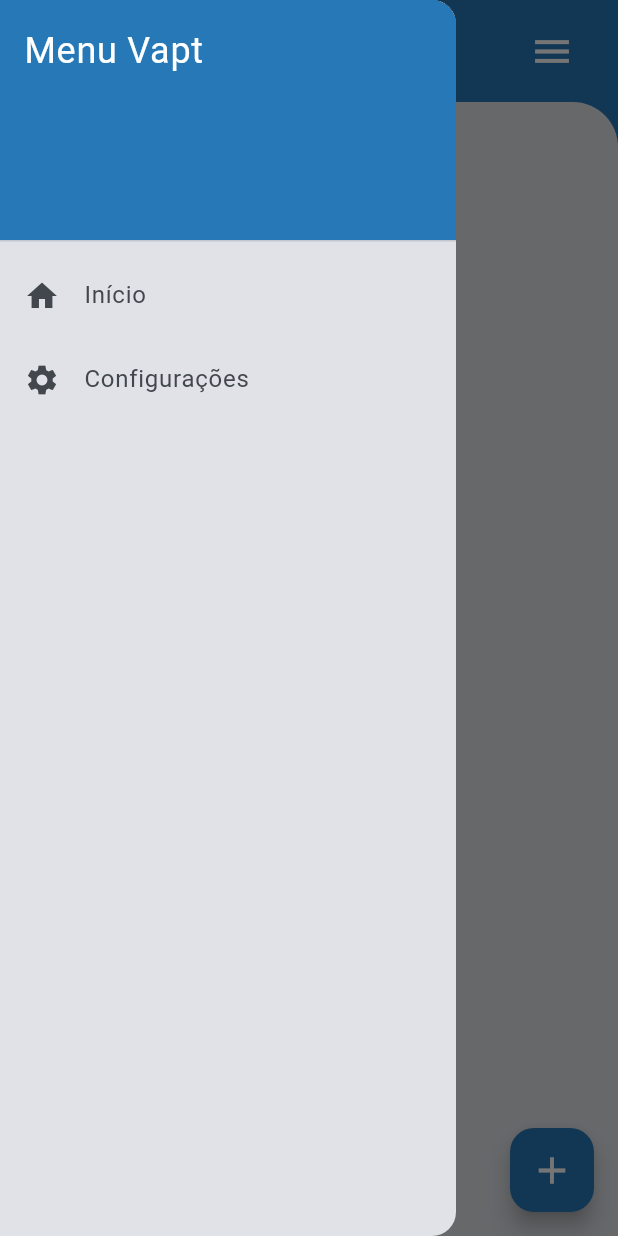
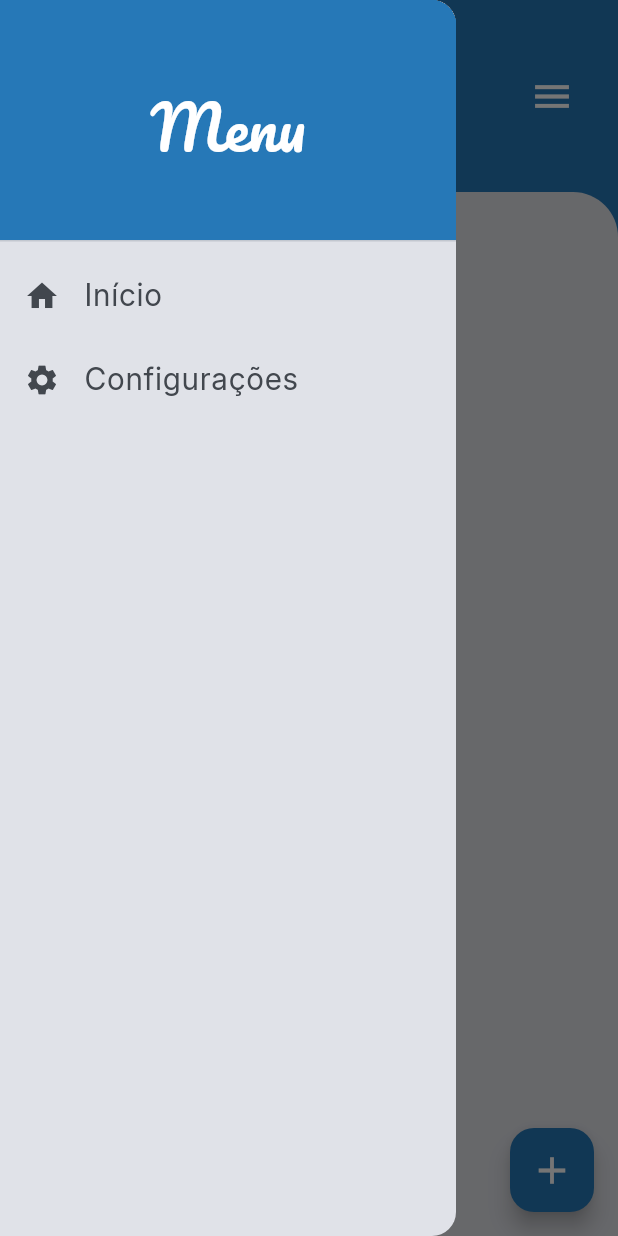
Before and after one commit to Lia-Moon/Vapt-Agendamento, a Flutter app: the screen it shows after launch, with the side drawer open, on a phone screen of 412 x 824 dp. Run offline on Flutter 3.47's test engine with Material 3 defaults, Android fonts, the phone set to English and light mode, and no system bars; Roboto replaces fonts that are missing (Cursive).

Commit message:
86aex91ee - Dynamically using text themes

```diff
--- a/lib/core/app_theme.dart
+++ b/lib/core/app_theme.dart
@@ -17,20 +17,45 @@ class AppTheme {
   static TextTheme _buildTextTheme(TextTheme base) {
     return base.copyWith(
     // Adding a ? before each .copyWith( call ensures that if the property is null, it simply doesn't try to copy it
-      headlineMedium: base.headlineMedium?.copyWith(
-        fontFamily: 'Cardo',
-        fontWeight: FontWeight.w500,
+    // App_name_large (Figma) -> displayLarge
+    displayLarge: base.displayLarge?.copyWith(
+      fontFamily: 'Pacifico',
+      fontSize: 64.0,
+      height: 1.2, // "Auto" on Figma is usually ~1.2 a 1.4
     ),
+
+    // App_name_normal (Figma) -> displayMedium
+    displayMedium: base.displayMedium?.copyWith(
+      fontFamily: 'Pacifico',
+      fontSize: 40.0,
+    ),
+
+    // Body_bold_large (Figma) -> titleLarge
     titleLarge: base.titleLarge?.copyWith(
+      fontFamily: 'Inter',
       fontWeight: FontWeight.w700,
-        fontSize: 30.0,
+      fontSize: 24.0,
     ),
-      bodySmall: base.bodySmall?.copyWith(
-        fontWeight: FontWeight.w400,
-        fontSize: 14.0,
+
+    // Body_bold_medium (Figma) -> bodyLarge
+    bodyLarge: base.bodyLarge?.copyWith(
+      fontFamily: 'Inter',
+      // fontWeight: FontWeight.w700,
+      fontSize: 20.0,
     ),
+
+    // Body_bold_small (Figma) -> bodyMedium
     bodyMedium: base.bodyMedium?.copyWith(
-        fontWeight: FontWeight.w500,
+      fontFamily: 'Inter',
+      fontWeight: FontWeight.w700,
+      fontSize: 16.0,
+    ),
+
+    // Body_black_italic_small (Figma) -> mapeado para labelSmall
+    labelSmall: base.labelSmall?.copyWith(
+      fontFamily: 'Inter',
+      // fontWeight: FontWeight.w900, // Black
+      fontStyle: FontStyle.italic,
       fontSize: 16.0,
     ),
   );
--- a/lib/modules/home/home_page.dart
+++ b/lib/modules/home/home_page.dart
@@ -18,23 +18,23 @@ class HomePage extends StatelessWidget {
           children: [
             // customized header
             Padding(
-              padding: const EdgeInsets.symmetric(horizontal: 20, vertical: 10),
+              padding: const EdgeInsets.symmetric(horizontal: 20, vertical: 32),
               child: Row(
                 mainAxisAlignment: MainAxisAlignment.spaceBetween,
+                crossAxisAlignment: CrossAxisAlignment.center,
                 children: [
                   Text(
                     'Vapt',
-                    style: TextStyle(
-                      fontSize: 32,
+                    style: Theme.of(context).textTheme.displayLarge?.copyWith(
                       color: Theme.of(context).colorScheme.onPrimary,
-                      fontWeight: FontWeight.bold,
-                      fontFamily:
-                          'Cursive',
+                      height: 1.0,
                     ),
                   ),
                   // Button that opens Drawer
                   Builder(
                     builder: (context) => IconButton(
+                      padding: EdgeInsets.zero,
+                      constraints: const BoxConstraints(),
                       icon:
                           Icon(Icons.menu, color: Theme.of(context).colorScheme.onPrimary, size: 30),
                       onPressed: () => Scaffold.of(context).openDrawer(),
@@ -47,6 +47,7 @@ class HomePage extends StatelessWidget {
             Expanded(
               child: Container(
                 width: double.infinity,
+                padding: const EdgeInsets.symmetric(horizontal: 40, vertical: 60),
                 decoration: BoxDecoration(
                               color: Theme.of(context).colorScheme.surfaceContainerHighest, // background that uses a very light tone from the primary color
                               borderRadius: BorderRadius.only(
@@ -55,23 +56,27 @@ class HomePage extends StatelessWidget {
                               ),
                             ),
                 child: Column(
-                  mainAxisAlignment: MainAxisAlignment.center,
+                  crossAxisAlignment: CrossAxisAlignment.center,
+                  mainAxisAlignment: MainAxisAlignment.start,
                   children: [
+                    // const SizedBox(height: 200),
+                    const Spacer(),
                     Text(
                       'Vazio aqui',
-                      style: TextStyle(
-                        fontSize: 26,
-                        fontWeight: FontWeight.bold,
+                      style: Theme.of(context).textTheme.titleLarge?.copyWith(
                         color: Theme.of(context).colorScheme.primary,
                       ),
                     ),
-                    const SizedBox(height: 20),
+                    // const SizedBox(height: 120),
+                    const Spacer(),
                     Text(
                       'Que tal adicionar seu\nprimeiro lembrete?',
                       textAlign: TextAlign.center,
-                      style: TextStyle(color: Theme.of(context).colorScheme.onSurfaceVariant,
-                                      fontSize: 16),
+                      style: Theme.of(context).textTheme.labelSmall?.copyWith(
+                        color: Theme.of(context).colorScheme.primary,
+                      ),
                     ),
+                    const SizedBox(height: 40),
                   ],
                 ),
               ),
--- a/lib/shared/widgets/menu_drawer.dart
+++ b/lib/shared/widgets/menu_drawer.dart
@@ -13,19 +13,33 @@ class MenuDrawer extends StatelessWidget {
         children: [
           DrawerHeader(
             decoration: BoxDecoration(color: Theme.of(context).colorScheme.primary),
-            child: Text('Menu Vapt', style: TextStyle(color: Theme.of(context).colorScheme.onPrimary, fontSize: 24)),
+            child: Center(
+              child:
+                Text('Menu',
+                textAlign: TextAlign.center,
+                style: Theme.of(context).textTheme.displayMedium?.copyWith(
+                  color: Theme.of(context).colorScheme.onPrimary,
+                  )
+              ),
+            ),
           ),
           ListTile(
             leading: Icon(Icons.home),
-            title: Text('Início'),
-            textColor: Theme.of(context).colorScheme.onSurfaceVariant,
+            title: Text('Início',
+              style: Theme.of(context).textTheme.bodyLarge?.copyWith(
+                color: Theme.of(context).colorScheme.onSurfaceVariant,
+              )
+            ),
             iconColor: Theme.of(context).colorScheme.onSurfaceVariant,
             onTap: () => Navigator.pop(context),
           ),
           ListTile(
             leading: Icon(Icons.settings),
-            title: Text('Configurações'),
-            textColor: Theme.of(context).colorScheme.onSurfaceVariant,
+            title: Text('Configurações',
+              style: Theme.of(context).textTheme.bodyLarge?.copyWith(
+                color: Theme.of(context).colorScheme.onSurfaceVariant,
+              )
+            ),
             iconColor: Theme.of(context).colorScheme.onSurfaceVariant,
             onTap: () {},
           ),
```
Also changed, not shown: pubspec.yaml (+6 -4 lines). Lines whose indentation alone changed are shown as unchanged.
